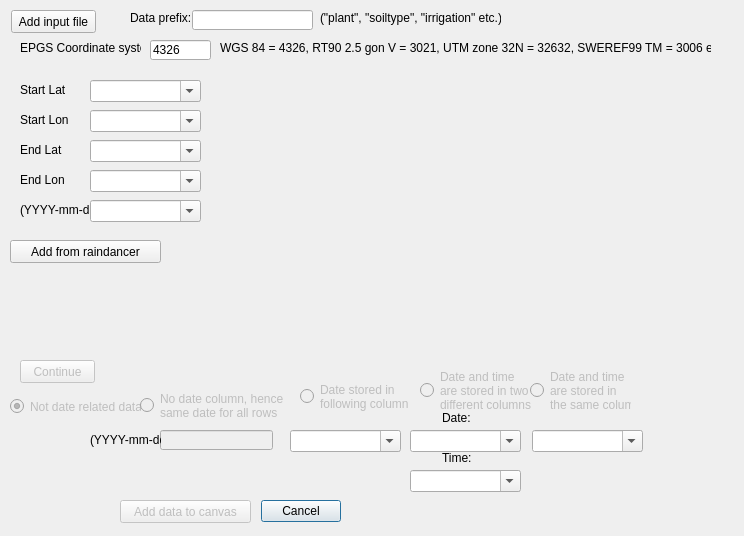
Old version of the form widgets/import_irrigation_dialog_base.ui in the repository axelande/geodatafarm3.
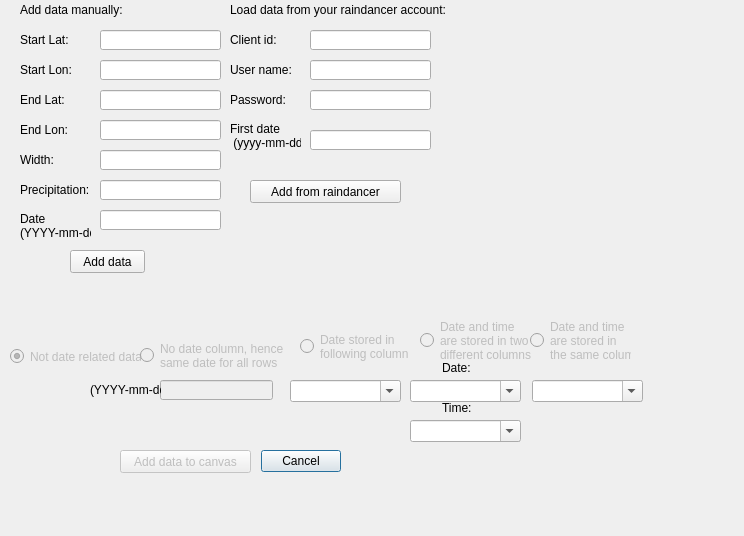
New version of the form.

```diff
--- a/widgets/import_irrigation_dialog_base.ui
+++ b/widgets/import_irrigation_dialog_base.ui
@@ -17,7 +17,7 @@
    <property name="geometry">
     <rect>
      <x>110</x>
-     <y>500</y>
+     <y>450</y>
      <width>231</width>
      <height>23</height>
     </rect>
@@ -32,19 +32,6 @@
     <bool>false</bool>
    </property>
   </widget>
-  <widget class="QPushButton" name="add_input_file">
-   <property name="geometry">
-    <rect>
-     <x>11</x>
-     <y>10</y>
-     <width>85</width>
-     <height>23</height>
-    </rect>
-   </property>
-   <property name="text">
-    <string>Add input file</string>
-   </property>
-  </widget>
   <widget class="QPushButton" name="pButInsertDataIntoDB">
    <property name="enabled">
     <bool>false</bool>
@@ -52,7 +39,7 @@
    <property name="geometry">
     <rect>
      <x>120</x>
-     <y>500</y>
+     <y>450</y>
      <width>131</width>
      <height>23</height>
     </rect>
@@ -63,18 +50,18 @@
   </widget>
   <widget class="QPushButton" name="pButContinue">
    <property name="enabled">
-    <bool>false</bool>
+    <bool>true</bool>
    </property>
    <property name="geometry">
     <rect>
-     <x>20</x>
-     <y>360</y>
+     <x>70</x>
+     <y>250</y>
      <width>75</width>
      <height>23</height>
     </rect>
    </property>
    <property name="text">
-    <string>Continue</string>
+    <string>Add data</string>
    </property>
   </widget>
   <widget class="QRadioButton" name="RBNoDate">
@@ -84,7 +71,7 @@
    <property name="geometry">
     <rect>
      <x>10</x>
-     <y>396</y>
+     <y>346</y>
      <width>131</width>
      <height>21</height>
     </rect>
@@ -103,7 +90,7 @@
    <property name="geometry">
     <rect>
      <x>140</x>
-     <y>390</y>
+     <y>340</y>
      <width>151</width>
      <height>31</height>
     </rect>
@@ -123,7 +110,7 @@
    <property name="geometry">
     <rect>
      <x>420</x>
-     <y>370</y>
+     <y>320</y>
      <width>111</width>
      <height>41</height>
     </rect>
@@ -144,7 +131,7 @@
    <property name="geometry">
     <rect>
      <x>160</x>
-     <y>430</y>
+     <y>380</y>
      <width>113</width>
      <height>20</height>
     </rect>
@@ -154,7 +141,7 @@
    <property name="geometry">
     <rect>
      <x>90</x>
-     <y>430</y>
+     <y>380</y>
      <width>71</width>
      <height>20</height>
     </rect>
@@ -167,7 +154,7 @@
    <property name="geometry">
     <rect>
      <x>410</x>
-     <y>430</y>
+     <y>380</y>
      <width>111</width>
      <height>22</height>
     </rect>
@@ -180,7 +167,7 @@
    <property name="geometry">
     <rect>
      <x>410</x>
-     <y>470</y>
+     <y>420</y>
      <width>111</width>
      <height>22</height>
     </rect>
@@ -193,7 +180,7 @@
    <property name="geometry">
     <rect>
      <x>532</x>
-     <y>430</y>
+     <y>380</y>
      <width>111</width>
      <height>22</height>
     </rect>
@@ -209,7 +196,7 @@
    <property name="geometry">
     <rect>
      <x>530</x>
-     <y>370</y>
+     <y>320</y>
      <width>101</width>
      <height>41</height>
     </rect>
@@ -227,7 +214,7 @@
    <property name="geometry">
     <rect>
      <x>442</x>
-     <y>410</y>
+     <y>360</y>
      <width>31</width>
      <height>16</height>
     </rect>
@@ -240,7 +227,7 @@
    <property name="geometry">
     <rect>
      <x>442</x>
-     <y>450</y>
+     <y>400</y>
      <width>31</width>
      <height>16</height>
     </rect>
@@ -253,7 +240,7 @@
    <property name="geometry">
     <rect>
      <x>290</x>
-     <y>430</y>
+     <y>380</y>
      <width>111</width>
      <height>22</height>
     </rect>
@@ -269,7 +256,7 @@
    <property name="geometry">
     <rect>
      <x>300</x>
-     <y>376</y>
+     <y>326</y>
      <width>111</width>
      <height>41</height>
     </rect>
@@ -282,216 +269,77 @@
     <bool>false</bool>
    </property>
   </widget>
-  <widget class="QLineEdit" name="data_prefix">
-   <property name="geometry">
-    <rect>
-     <x>192</x>
-     <y>10</y>
-     <width>121</width>
-     <height>20</height>
-    </rect>
-   </property>
-  </widget>
-  <widget class="QLabel" name="label_8">
-   <property name="geometry">
-    <rect>
-     <x>130</x>
-     <y>10</y>
-     <width>61</width>
-     <height>16</height>
-    </rect>
-   </property>
-   <property name="text">
-    <string>Data prefix:</string>
-   </property>
-  </widget>
-  <widget class="QLabel" name="label_9">
-   <property name="geometry">
-    <rect>
-     <x>320</x>
-     <y>10</y>
-     <width>181</width>
-     <height>16</height>
-    </rect>
-   </property>
-   <property name="text">
-    <string>(&quot;plant&quot;, &quot;soiltype&quot;, &quot;irrigation&quot; etc.)</string>
-   </property>
-  </widget>
-  <widget class="QLabel" name="label_10">
-   <property name="geometry">
-    <rect>
-     <x>20</x>
-     <y>40</y>
-     <width>121</width>
-     <height>16</height>
-    </rect>
-   </property>
-   <property name="text">
-    <string>EPGS Coordinate system:</string>
-   </property>
-  </widget>
-  <widget class="QLineEdit" name="EPSG">
-   <property name="geometry">
-    <rect>
-     <x>150</x>
-     <y>40</y>
-     <width>61</width>
-     <height>20</height>
-    </rect>
-   </property>
-   <property name="text">
-    <string>4326</string>
-   </property>
-  </widget>
-  <widget class="QLabel" name="label_11">
-   <property name="geometry">
-    <rect>
-     <x>220</x>
-     <y>40</y>
-     <width>491</width>
-     <height>16</height>
-    </rect>
-   </property>
-   <property name="text">
-    <string>WGS 84 = 4326, RT90 2.5 gon V = 3021, UTM zone 32N = 32632, SWEREF99 TM = 3006 etc.</string>
-   </property>
-  </widget>
   <widget class="QLabel" name="label_12">
    <property name="geometry">
     <rect>
      <x>20</x>
-     <y>80</y>
+     <y>30</y>
      <width>71</width>
      <height>20</height>
     </rect>
    </property>
    <property name="text">
-    <string>Start Lat</string>
+    <string>Start Lat:</string>
    </property>
   </widget>
   <widget class="QLabel" name="label_13">
    <property name="geometry">
     <rect>
      <x>20</x>
-     <y>110</y>
+     <y>60</y>
      <width>71</width>
      <height>20</height>
     </rect>
    </property>
    <property name="text">
-    <string>Start Lon</string>
-   </property>
-  </widget>
-  <widget class="QComboBox" name="ComBDateOnly_2">
-   <property name="geometry">
-    <rect>
-     <x>90</x>
-     <y>80</y>
-     <width>111</width>
-     <height>22</height>
-    </rect>
-   </property>
-   <property name="editable">
-    <bool>true</bool>
-   </property>
-  </widget>
-  <widget class="QComboBox" name="ComBDateOnly_3">
-   <property name="geometry">
-    <rect>
-     <x>90</x>
-     <y>110</y>
-     <width>111</width>
-     <height>22</height>
-    </rect>
-   </property>
-   <property name="editable">
-    <bool>true</bool>
+    <string>Start Lon:</string>
    </property>
   </widget>
   <widget class="QLabel" name="label_14">
    <property name="geometry">
     <rect>
      <x>20</x>
-     <y>140</y>
+     <y>90</y>
      <width>71</width>
      <height>20</height>
     </rect>
    </property>
    <property name="text">
-    <string>End Lat</string>
-   </property>
-  </widget>
-  <widget class="QComboBox" name="ComBDateOnly_4">
-   <property name="geometry">
-    <rect>
-     <x>90</x>
-     <y>140</y>
-     <width>111</width>
-     <height>22</height>
-    </rect>
-   </property>
-   <property name="editable">
-    <bool>true</bool>
+    <string>End Lat:</string>
    </property>
   </widget>
   <widget class="QLabel" name="label_15">
    <property name="geometry">
     <rect>
      <x>20</x>
-     <y>170</y>
+     <y>120</y>
      <width>71</width>
      <height>20</height>
     </rect>
    </property>
    <property name="text">
-    <string>End Lon</string>
-   </property>
-  </widget>
-  <widget class="QComboBox" name="ComBDateOnly_5">
-   <property name="geometry">
-    <rect>
-     <x>90</x>
-     <y>170</y>
-     <width>111</width>
-     <height>22</height>
-    </rect>
-   </property>
-   <property name="editable">
-    <bool>true</bool>
+    <string>End Lon:</string>
    </property>
   </widget>
   <widget class="QLabel" name="label_16">
    <property name="geometry">
     <rect>
      <x>20</x>
-     <y>200</y>
+     <y>210</y>
      <width>71</width>
-     <height>20</height>
+     <height>31</height>
     </rect>
    </property>
    <property name="text">
-    <string>(YYYY-mm-dd)</string>
+    <string>Date
+(YYYY-mm-dd)</string>
    </property>
   </widget>
-  <widget class="QComboBox" name="ComBDateOnly_6">
+  <widget class="QPushButton" name="PBAddRaindancer">
    <property name="geometry">
     <rect>
-     <x>90</x>
-     <y>200</y>
-     <width>111</width>
-     <height>22</height>
-    </rect>
-   </property>
-   <property name="editable">
-    <bool>true</bool>
-   </property>
-  </widget>
-  <widget class="QPushButton" name="add_raindancer">
-   <property name="geometry">
-    <rect>
-     <x>10</x>
-     <y>240</y>
+     <x>250</x>
+     <y>180</y>
      <width>151</width>
      <height>23</height>
     </rect>
@@ -500,6 +348,221 @@
     <string>Add from raindancer</string>
    </property>
   </widget>
+  <widget class="QLineEdit" name="LEStartLat">
+   <property name="geometry">
+    <rect>
+     <x>100</x>
+     <y>30</y>
+     <width>121</width>
+     <height>20</height>
+    </rect>
+   </property>
+  </widget>
+  <widget class="QLineEdit" name="LEStartLon">
+   <property name="geometry">
+    <rect>
+     <x>100</x>
+     <y>60</y>
+     <width>121</width>
+     <height>20</height>
+    </rect>
+   </property>
+  </widget>
+  <widget class="QLineEdit" name="LEEndLat">
+   <property name="geometry">
+    <rect>
+     <x>100</x>
+     <y>90</y>
+     <width>121</width>
+     <height>20</height>
+    </rect>
+   </property>
+  </widget>
+  <widget class="QLineEdit" name="LEEndLon">
+   <property name="geometry">
+    <rect>
+     <x>100</x>
+     <y>120</y>
+     <width>121</width>
+     <height>20</height>
+    </rect>
+   </property>
+  </widget>
+  <widget class="QLineEdit" name="LEDate">
+   <property name="geometry">
+    <rect>
+     <x>100</x>
+     <y>210</y>
+     <width>121</width>
+     <height>20</height>
+    </rect>
+   </property>
+  </widget>
+  <widget class="QLineEdit" name="LEStartLat_2">
+   <property name="geometry">
+    <rect>
+     <x>310</x>
+     <y>30</y>
+     <width>121</width>
+     <height>20</height>
+    </rect>
+   </property>
+  </widget>
+  <widget class="QLineEdit" name="LEStartLat_3">
+   <property name="geometry">
+    <rect>
+     <x>310</x>
+     <y>60</y>
+     <width>121</width>
+     <height>20</height>
+    </rect>
+   </property>
+  </widget>
+  <widget class="QLineEdit" name="LEStartLat_4">
+   <property name="geometry">
+    <rect>
+     <x>310</x>
+     <y>90</y>
+     <width>121</width>
+     <height>20</height>
+    </rect>
+   </property>
+  </widget>
+  <widget class="QLabel" name="label_17">
+   <property name="geometry">
+    <rect>
+     <x>20</x>
+     <y>180</y>
+     <width>71</width>
+     <height>20</height>
+    </rect>
+   </property>
+   <property name="text">
+    <string>Precipitation:</string>
+   </property>
+  </widget>
+  <widget class="QLineEdit" name="LEPrep">
+   <property name="geometry">
+    <rect>
+     <x>100</x>
+     <y>180</y>
+     <width>121</width>
+     <height>20</height>
+    </rect>
+   </property>
+  </widget>
+  <widget class="QLabel" name="label_18">
+   <property name="geometry">
+    <rect>
+     <x>230</x>
+     <y>90</y>
+     <width>71</width>
+     <height>20</height>
+    </rect>
+   </property>
+   <property name="text">
+    <string>Password:</string>
+   </property>
+  </widget>
+  <widget class="QLabel" name="label_19">
+   <property name="geometry">
+    <rect>
+     <x>230</x>
+     <y>30</y>
+     <width>71</width>
+     <height>20</height>
+    </rect>
+   </property>
+   <property name="text">
+    <string>Client id:</string>
+   </property>
+  </widget>
+  <widget class="QLabel" name="label_20">
+   <property name="geometry">
+    <rect>
+     <x>230</x>
+     <y>60</y>
+     <width>71</width>
+     <height>20</height>
+    </rect>
+   </property>
+   <property name="text">
+    <string>User name:</string>
+   </property>
+  </widget>
+  <widget class="QLabel" name="label_21">
+   <property name="geometry">
+    <rect>
+     <x>20</x>
+     <y>0</y>
+     <width>231</width>
+     <height>20</height>
+    </rect>
+   </property>
+   <property name="text">
+    <string>Add data manually:</string>
+   </property>
+  </widget>
+  <widget class="QLineEdit" name="LEStartLat_5">
+   <property name="geometry">
+    <rect>
+     <x>310</x>
+     <y>130</y>
+     <width>121</width>
+     <height>20</height>
+    </rect>
+   </property>
+  </widget>
+  <widget class="QLabel" name="label_22">
+   <property name="geometry">
+    <rect>
+     <x>230</x>
+     <y>120</y>
+     <width>71</width>
+     <height>31</height>
+    </rect>
+   </property>
+   <property name="text">
+    <string>First date
+ (yyyy-mm-dd)</string>
+   </property>
+  </widget>
+  <widget class="QLabel" name="label_23">
+   <property name="geometry">
+    <rect>
+     <x>230</x>
+     <y>0</y>
+     <width>231</width>
+     <height>20</height>
+    </rect>
+   </property>
+   <property name="text">
+    <string>Load data from your raindancer account:</string>
+   </property>
+  </widget>
+  <widget class="QLabel" name="label_24">
+   <property name="geometry">
+    <rect>
+     <x>20</x>
+     <y>150</y>
+     <width>71</width>
+     <height>20</height>
+    </rect>
+   </property>
+   <property name="text">
+    <string>Width:</string>
+   </property>
+  </widget>
+  <widget class="QLineEdit" name="LEWidth">
+   <property name="geometry">
+    <rect>
+     <x>100</x>
+     <y>150</y>
+     <width>121</width>
+     <height>20</height>
+    </rect>
+   </property>
+  </widget>
  </widget>
  <resources/>
  <connections>
```
Left out of the diff: 2 changed lines with no effect on the pictures.
